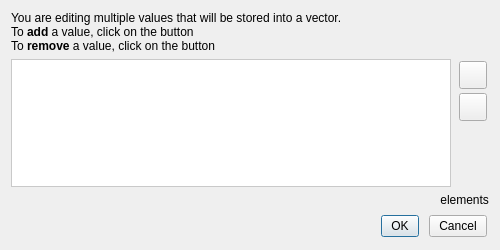
Before: the Qt Designer form library/tulip-gui/designer/VectorEditor.ui in vadivelselvaraj/TulipGLImprovement, drawn with Qt 5.
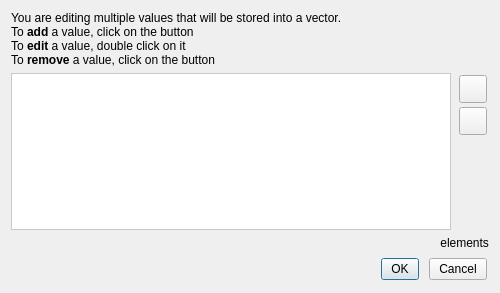
After: the same form once the commit is applied. Icons and pictures are not drawn.

Commit message: workaround to avoid a too much thin line when adding a new value in a vector of strings + improve the documentation about the edition of the values of a vector

```diff
--- a/library/tulip-gui/designer/VectorEditor.ui
+++ b/library/tulip-gui/designer/VectorEditor.ui
@@ -7,7 +7,7 @@
     <x>0</x>
     <y>0</y>
     <width>500</width>
-    <height>250</height>
+    <height>293</height>
    </rect>
   </property>
   <property name="minimumSize">
@@ -63,7 +63,7 @@
     <widget class="QLabel" name="label">
      <property name="text">
       <string>&lt;html&gt;&lt;head/&gt;&lt;body&gt;You are editing multiple values that will be stored into a vector.&lt;br&gt;
-To &lt;b&gt;add&lt;/b&gt; a value, click on the &lt;img src=&quot;:/tulip/gui/icons/64/list-add.png&quot; width=&quot;20&quot; height=&quot;20&quot;/&gt; button&lt;br&gt;
+To &lt;b&gt;add&lt;/b&gt; a value, click on the &lt;img src=&quot;:/tulip/gui/icons/64/list-add.png&quot; width=&quot;20&quot; height=&quot;20&quot;/&gt; button&lt;br&gt;To &lt;b&gt;edit&lt;/b&gt; a value, double click on  it&lt;br&gt;
 To &lt;b&gt;remove&lt;/b&gt; a value, click on the &lt;img src=&quot;:/tulip/gui/icons/16/list-del.png&quot; width=&quot;20&quot; height=&quot;20&quot;/&gt; button
 &lt;/body&gt;
 &lt;/html&gt;</string>
```
The commit also changes 1 other file.
